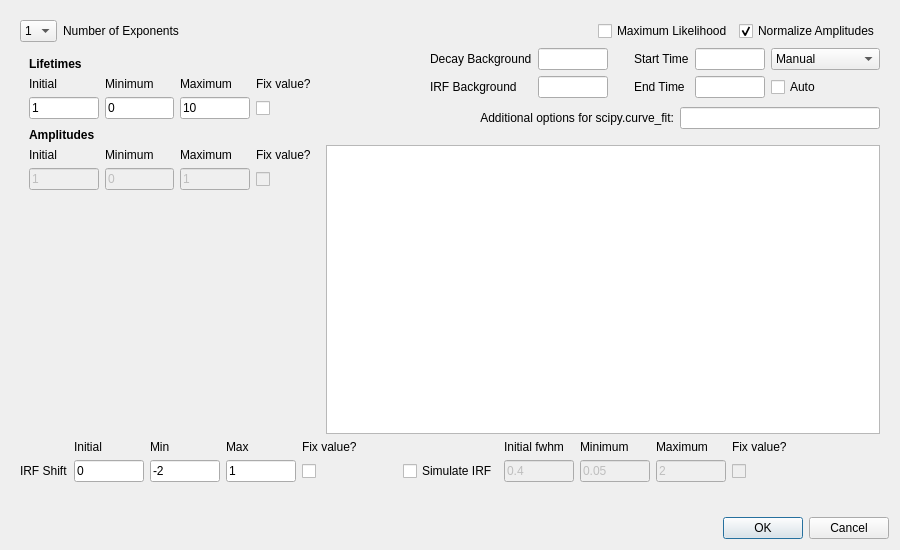
First picture: the form in src/resources/ui/fitting_dialog.ui, repository BioPhysicsUP/Full_SMS, before the edit.
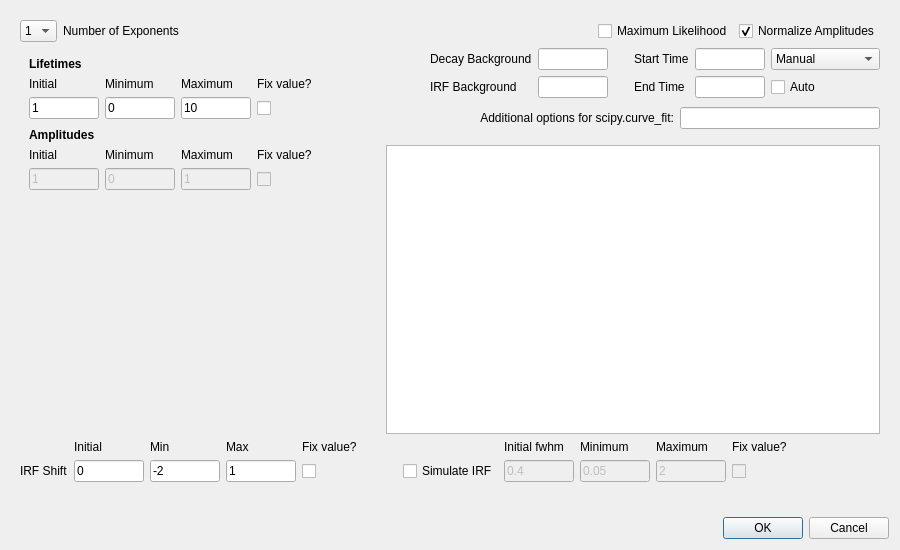
Second picture: the form after the edit. Custom widgets are drawn as their Qt base class.

Commit message: Small fix to allow exporting without grouping or fitting lifetime.

The edit to the form file:
```diff
--- a/src/resources/ui/fitting_dialog.ui
+++ b/src/resources/ui/fitting_dialog.ui
@@ -119,7 +119,7 @@
           </property>
           <property name="maximumSize">
            <size>
-            <width>300</width>
+            <width>360</width>
             <height>16777215</height>
            </size>
           </property>
```
The commit also changes 2 other files.
